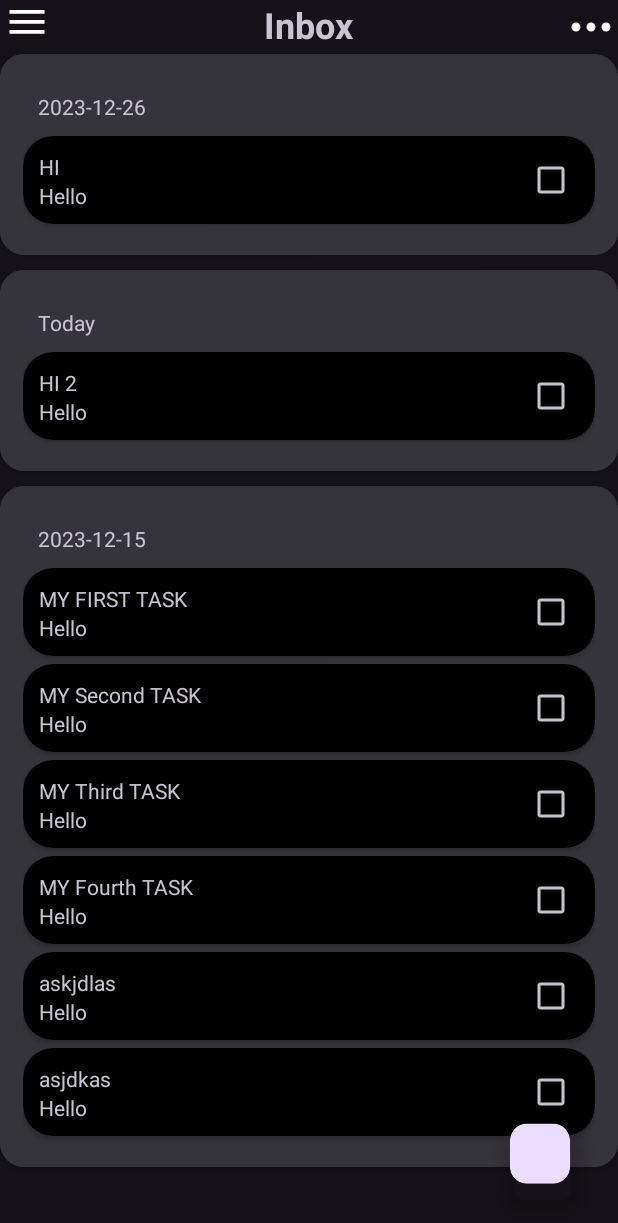
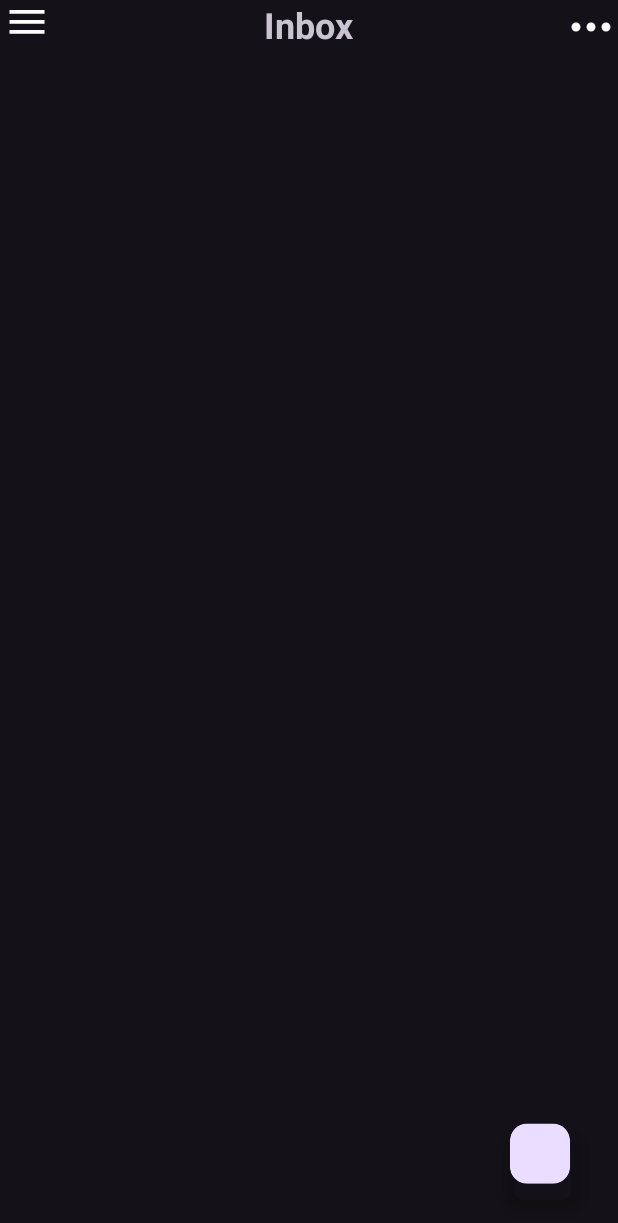
Before and after one commit to hekolcu/TickTick, an Android app: the TasksActivity screen opened directly, with no data from a screen before it, on a phone screen of 412 x 824 dp. Shown: the top 1223 px of the screen. Run offline under Robolectric (Android 15) with nearby library versions, the phone set to English and light mode, and no system bars; Roboto replaces fonts that are not available here.

Commit message:
task view bug fix

```diff
--- a/app/src/main/java/com/ticktick/TasksActivity.kt
+++ b/app/src/main/java/com/ticktick/TasksActivity.kt
@@ -6,7 +6,6 @@ import androidx.recyclerview.widget.LinearLayoutManager
 import com.ticktick.adapters.TaskGroupAdapter
 import com.ticktick.databinding.ActivityTasksBinding
 import com.ticktick.model.Task
-import java.util.Date
 import java.text.SimpleDateFormat
 import java.util.Calendar
 import java.util.Locale
@@ -19,16 +18,8 @@ class TasksActivity : AppCompatActivity() {
         setContentView(binding.root)
 
         val tasks = ArrayList<Task>()
-        tasks.add(Task("HI", "Hello", Date(2023 - 1900, 12 - 1, 26, 1, 0, 0)))
-        tasks.add(Task("HI 2", "Hello", Date(2023 - 1900, 12 - 1, 27, 1, 0, 0)))
 
-        tasks.add(Task("MY FIRST TASK", "Hello", Date(2023 - 1900, 12 - 1, 15, 0, 0, 0)))
-        tasks.add(Task("MY Second TASK", "Hello", Date(2023 - 1900, 12 - 1, 15, 0, 0, 0)))
-        tasks.add(Task("MY Third TASK", "Hello", Date(2023 - 1900, 12 - 1, 15, 0, 0, 0)))
-        tasks.add(Task("MY Fourth TASK", "Hello", Date(2023 - 1900, 12 - 1, 15, 0, 0, 0)))
 
-        tasks.add(Task("askjdlas", "Hello", Date(2023 - 1900, 12 - 1, 15, 1, 0, 0)))
-        tasks.add(Task("asjdkas", "Hello", Date(2023 - 1900, 12 - 1, 15, 1, 0, 0)))
 
         val dateFormat = SimpleDateFormat("yyyy-MM-dd", Locale.ENGLISH)
         val today = Calendar.getInstance()
@@ -40,6 +31,7 @@ class TasksActivity : AppCompatActivity() {
             when {
                 dateFormat.format(taskDate.time) == dateFormat.format(today.time) -> "Today"
                 dateFormat.format(taskDate.time) == dateFormat.format(tomorrow.time) -> "Tomorrow"
+                taskDate.before(today) -> "Past" // Group as "Past" if the date is before today
                 else -> dateFormat.format(taskDate.time)
             }
         }
--- a/app/src/main/res/layout/activity_tasks.xml
+++ b/app/src/main/res/layout/activity_tasks.xml
@@ -60,7 +60,7 @@
         <androidx.recyclerview.widget.RecyclerView
             android:id="@+id/rv_taskGroup"
             android:layout_width="match_parent"
-            android:layout_height="match_parent"
+            android:layout_height="0dp"
             android:layout_weight="1">
 
         </androidx.recyclerview.widget.RecyclerView>
@@ -74,11 +74,11 @@
         android:layout_marginEnd="24dp"
         android:layout_marginBottom="24dp"
         android:clickable="true"
+        android:contentDescription="@string/addTaskButtonDescription"
         android:src="@drawable/fab"
         app:backgroundTint="@android:color/transparent"
         app:layout_constraintBottom_toBottomOf="@+id/tasksMainLayout"
         app:layout_constraintEnd_toEndOf="parent"
-        app:maxImageSize="@dimen/design_fab_image_size"
-        app:srcCompat="@drawable/fab" />
+        app:maxImageSize="@dimen/design_fab_image_size" />
 
 </androidx.constraintlayout.widget.ConstraintLayout>
--- a/app/src/main/res/values/strings.xml
+++ b/app/src/main/res/values/strings.xml
@@ -10,4 +10,5 @@
     <string name="tv_create_list">Create New List</string>
     <string name="tv_create_task_description">Description</string>
     <string name="tv_create_task_category">Category</string>
+    <string name="addTaskButtonDescription">Add Task Button</string>
 </resources>
```
